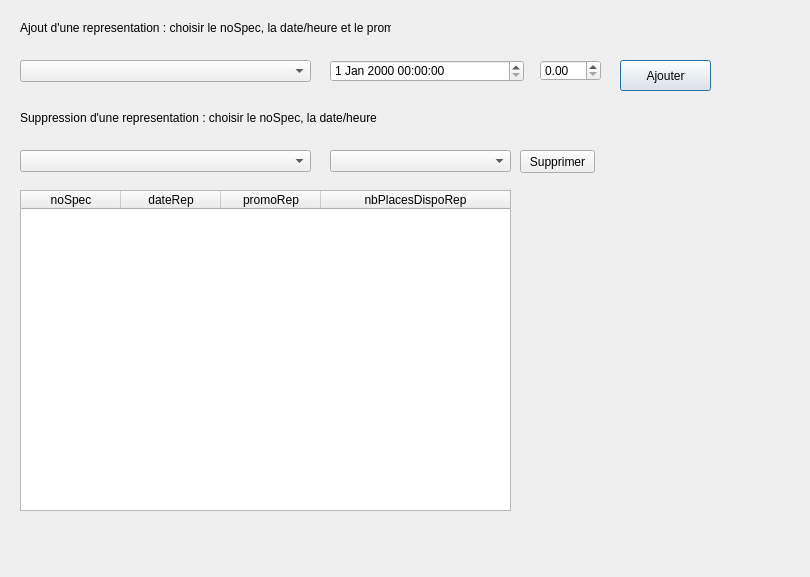
First picture: the form in gui/fct_comp_7.ui, repository Angrycranberie/CEBD-Projet_theatre, before the edit.
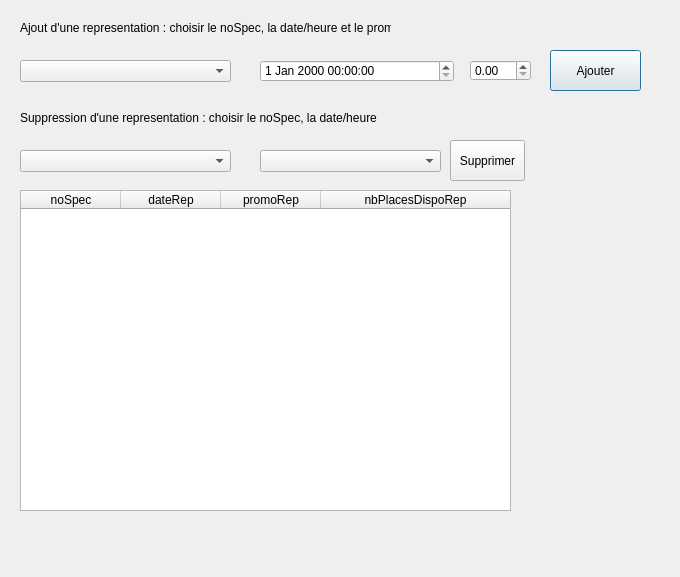
Second picture: the form after the edit.

```diff
--- a/gui/fct_comp_7.ui
+++ b/gui/fct_comp_7.ui
@@ -6,7 +6,7 @@
    <rect>
     <x>0</x>
     <y>0</y>
-    <width>810</width>
+    <width>680</width>
     <height>577</height>
    </rect>
   </property>
@@ -16,10 +16,10 @@
   <widget class="QPushButton" name="pushButton">
    <property name="geometry">
     <rect>
-     <x>620</x>
-     <y>60</y>
+     <x>550</x>
+     <y>50</y>
      <width>91</width>
-     <height>31</height>
+     <height>41</height>
     </rect>
    </property>
    <property name="text">
@@ -31,8 +31,8 @@
     <rect>
      <x>10</x>
      <y>530</y>
-     <width>781</width>
-     <height>20</height>
+     <width>641</width>
+     <height>41</height>
     </rect>
    </property>
    <property name="text">
@@ -96,7 +96,7 @@
     <rect>
      <x>20</x>
      <y>60</y>
-     <width>291</width>
+     <width>211</width>
      <height>22</height>
     </rect>
    </property>
@@ -104,7 +104,7 @@
   <widget class="QDoubleSpinBox" name="doubleSpinBox">
    <property name="geometry">
     <rect>
-     <x>540</x>
+     <x>470</x>
      <y>60</y>
      <width>61</width>
      <height>21</height>
@@ -114,7 +114,7 @@
   <widget class="QDateTimeEdit" name="dateTimeEdit">
    <property name="geometry">
     <rect>
-     <x>330</x>
+     <x>260</x>
      <y>60</y>
      <width>194</width>
      <height>22</height>
@@ -124,10 +124,10 @@
   <widget class="QPushButton" name="pushButton_3">
    <property name="geometry">
     <rect>
-     <x>520</x>
-     <y>150</y>
+     <x>450</x>
+     <y>140</y>
      <width>75</width>
-     <height>23</height>
+     <height>41</height>
     </rect>
    </property>
    <property name="text">
@@ -137,7 +137,7 @@
   <widget class="QComboBox" name="comboBox_suppr_fct_comp_7_2">
    <property name="geometry">
     <rect>
-     <x>330</x>
+     <x>260</x>
      <y>150</y>
      <width>181</width>
      <height>22</height>
@@ -149,7 +149,7 @@
     <rect>
      <x>20</x>
      <y>150</y>
-     <width>291</width>
+     <width>211</width>
      <height>22</height>
     </rect>
    </property>
```
